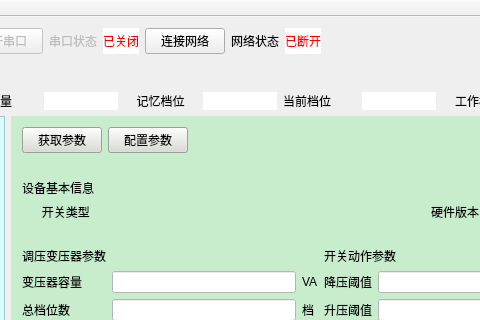
Above: zx_yzty/yzty.ui from yaoyanlianglove/zx-win-wifi before the change; both pictures show x 206 to 686 and y 0 to 320 of the 1290 by 780 pixel window. Below: the same form after it.
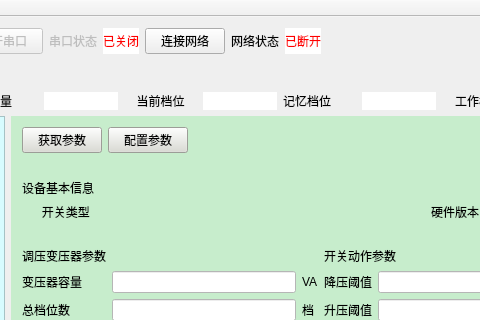
That is the form after the change.

What changed in the file:
```diff
--- a/zx_yzty/yzty.ui
+++ b/zx_yzty/yzty.ui
@@ -206,7 +206,7 @@
          <string notr="true">font: 10pt &quot;AcadEref&quot;;</string>
         </property>
         <property name="text">
-         <string>记忆档位</string>
+         <string>当前档位</string>
         </property>
         <property name="alignment">
          <set>Qt::AlignCenter</set>
@@ -232,7 +232,7 @@
       <item>
        <widget class="QLabel" name="label_46">
         <property name="text">
-         <string>当前档位</string>
+         <string>记忆档位</string>
         </property>
        </widget>
       </item>
```
